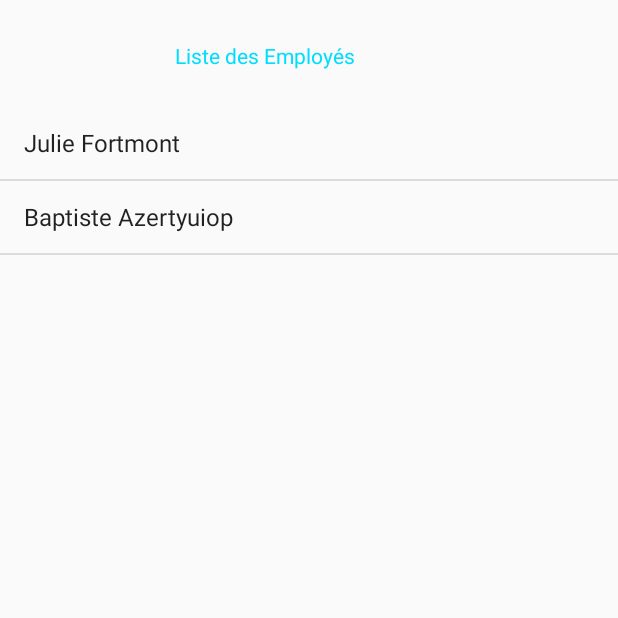
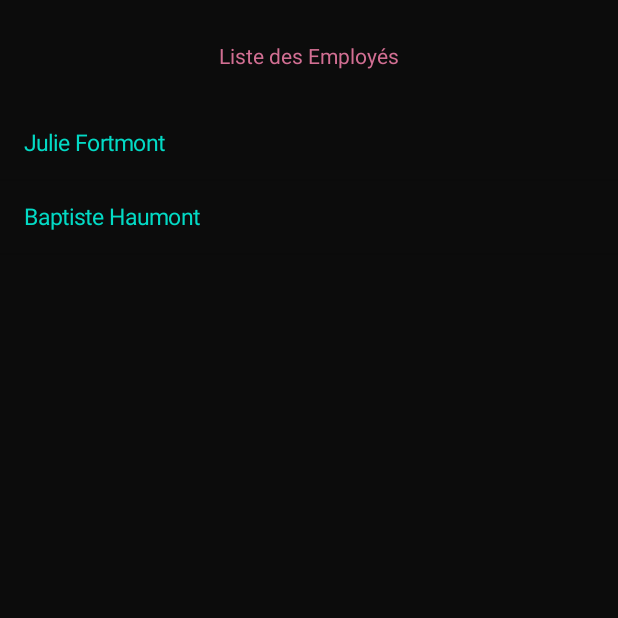
Before and after one commit to Linow77/Miclabs, an Android app: the Employee_activity screen opened directly, with no data from a screen before it, on a phone screen of 412 x 824 dp, the top half of it. Run offline under Robolectric (Android 15) with nearby library versions, the phone set to English and light mode, and no system bars.

Commit message:
Mise en commentaire de la connexion au serveur Ajout des images Correction erreur d'affichage d'un employée selon son id Affichage noir sur tous les écrans Affichage de la listview en accentcolor

```diff
--- a/app/src/main/java/com/example/miclabs/Employee_activity.java
+++ b/app/src/main/java/com/example/miclabs/Employee_activity.java
@@ -2,11 +2,13 @@ package com.example.miclabs;
 
 import androidx.appcompat.app.AppCompatActivity;
 
+import android.annotation.SuppressLint;
 import android.content.Intent;
 import android.os.AsyncTask;
 import android.os.Bundle;
 import android.util.Log;
 import android.view.View;
+import android.view.ViewGroup;
 import android.widget.AdapterView;
 import android.widget.ArrayAdapter;
 import android.widget.ListView;
@@ -36,14 +38,14 @@ public class Employee_activity extends AppCompatActivity {
         setContentView(R.layout.activity_employee_activity);
 
         //Connexion au serveur
-        System.out.println("DEBUT THREADDDDDDDDDDDDDDDDDDDDDDDDDDDDDDDDDDDD");
+       /* System.out.println("DEBUT THREAD");
         //new ConnectionTask().execute();
         new Thread(new client()).start();
 
-        System.out.println("FIN THREADDDDDDDDDDDDDDDDDDDDDDDDDDDDDDDDDDDD");
+        System.out.println("FIN THREAD");*/
+
         //Liste à remplir avec les noms des employés
         List<String> list_name_employees = new ArrayList<>();
-        List<Employee_Data> list_employee = new ArrayList<Employee_Data>();
 
         String[] emp1 = getResources().getStringArray(R.array.employee1_info);
         String[] emp2 = getResources().getStringArray(R.array.employee2_info);
@@ -54,32 +56,51 @@ public class Employee_activity extends AppCompatActivity {
 
         //a enlever
         final Employee_Data Julie = new Employee_Data(0, "Julie", "Fortmont",
-                "julie.fortmont@miclabs.com", "maxime.delavalee@miclabs.com",
-                 2);
+                "jfortmont@miclabs.com", "mdela@miclabs.com",
+                2);
 
-        final Employee_Data Baptiste = new Employee_Data(1, "Baptiste", "Azertyuiop",
-                "baptiste.azertyuiop@miclabs.com", "maxime.delavalee@miclabs.com",
-                 0);
+        final Employee_Data Baptiste = new Employee_Data(1, "Baptiste", "Haumont",
+                "bhaumont@miclabs.com", "mdela@miclabs.com",
+                0);
 
         list_name_employees.add(Julie.f_name+" "+Julie.name);
         list_name_employees.add(Baptiste.f_name+" "+Baptiste.name);
 
-        employeeListView = (ListView) findViewById(R.id.listView);
+        //création de la listview
+        employeeListView = findViewById(R.id.listView);
 
-        //android.R.layout.simple_list_item_1 est une vue disponible de base dans le SDK android,
-        //Contenant une TextView avec comme identifiant "@android:id/text1"
+        // Create an ArrayAdapter from List
+        ArrayAdapter<String> arrayAdapter = new ArrayAdapter<String>
+                (this, android.R.layout.simple_list_item_1, list_name_employees){
+            @Override
+            public View getView(int position, View convertView, ViewGroup parent){
+                // Get the Item from ListView
+                View view = super.getView(position, convertView, parent);
 
-        final ArrayAdapter<String> adapter = new ArrayAdapter<>(Employee_activity.this,
-                android.R.layout.simple_list_item_1,list_name_employees);
-        employeeListView.setAdapter(adapter);
+                // Initialize a TextView for ListView each Item
+                TextView tv = view.findViewById(android.R.id.text1);
+
+                // Set the text color of TextView (ListView Item)
+                tv.setTextColor(getResources().getColor(R.color.colorAccent));
+                tv.setTextSize(15);
+
+                // Generate ListView Item using TextView
+                return view;
+            }
+        };
+        employeeListView.setAdapter(arrayAdapter);
+
+
+        //final ArrayAdapter<String> adapter = new ArrayAdapter<>(Employee_activity.this,
+               // android.R.layout.simple_list_item_1,list_name_employees);
+
 
         // OnClickListener on ListView
         employeeListView.setOnItemClickListener(new AdapterView.OnItemClickListener() {
             @Override
             public void onItemClick(AdapterView<?> parent, View view, int position, long id) {
-                Toast.makeText(Employee_activity.this, "Employee is "+adapter.getItem(position)+" à la position:"+position, Toast.LENGTH_SHORT).show();
+                //Toast.makeText(Employee_activity.this, "Employee is "+adapter.getItem(position)+" à la position:"+position, Toast.LENGTH_SHORT).show();
                 Intent intent = new Intent(Employee_activity.this, EmployeeDataActivity.class);
-                System.out.println("DEBuuuuuuuuuuuuuuuuuuuuuuuuuuuuuuuuuuuuuuuuuuuuuuuuuuuuuuuUT22222 "+position);
                 intent.putExtra("EMPLOYEE_ID", String.valueOf(position));
                 // start the activity connect to the specified class
                 startActivity(intent);
--- a/app/src/main/res/layout/activity_employee_activity.xml
+++ b/app/src/main/res/layout/activity_employee_activity.xml
@@ -4,21 +4,25 @@
     xmlns:tools="http://schemas.android.com/tools"
     android:layout_width="match_parent"
     android:layout_height="match_parent"
+    android:background="@color/back"
     tools:context=".Employee_activity">
 
     <TextView
         android:id="@+id/textView"
         android:layout_width="wrap_content"
         android:layout_height="68dp"
-        android:layout_marginStart="116dp"
-        android:layout_marginLeft="116dp"
+        android:layout_marginStart="68dp"
+        android:layout_marginLeft="68dp"
         android:layout_marginTop="3dp"
+        android:layout_marginEnd="69dp"
+        android:layout_marginRight="69dp"
         android:gravity="center"
         android:text="@string/employe"
-        android:textColor="@android:color/holo_blue_bright"
+        android:textColor="@color/notifLogo"
+        app:layout_constraintEnd_toEndOf="parent"
         app:layout_constraintStart_toStartOf="parent"
         app:layout_constraintTop_toTopOf="parent"
-        tools:textSize="20sp" />
+        tools:textSize="32sp" />
 
     <ListView
         android:id="@+id/listView"
--- a/app/src/main/res/values/strings.xml
+++ b/app/src/main/res/values/strings.xml
@@ -14,4 +14,5 @@
     <string name="infraction_counter">Nombre infractions</string>
     <string name="chief_contact">Personne à contacter</string>
     <string name="employee_id">Id</string>
+    <string name="basic_mail_adress">adresse@mail.com</string>
 </resources>
```
Also changed, not shown: app/src/main/java/com/example/miclabs/EmployeeDataActivity.java (+15 -22 lines), app/src/main/res/layout/activity_contact.xml (+6 -2 lines), app/src/main/res/layout/activity_main.xml (+12 -0 lines), app/src/main/res/layout/activity_map.xml (+7 -2 lines), app/src/main/res/layout/employee_data.xml (+13 -19 lines), app/src/main/res/drawable/random_boy.png (added), app/src/main/res/drawable/random_girl.png (added).
